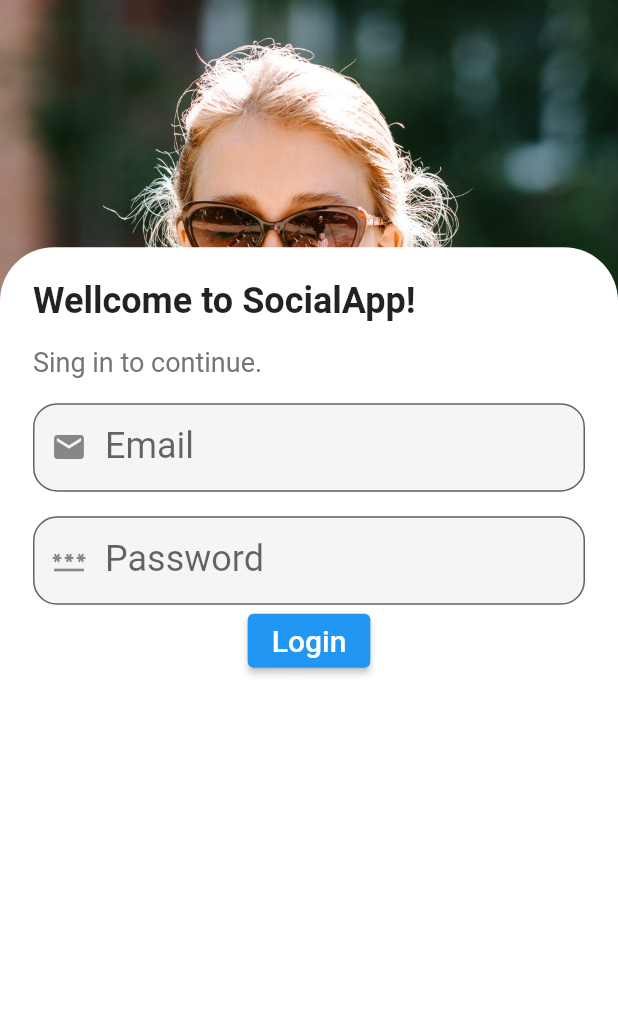
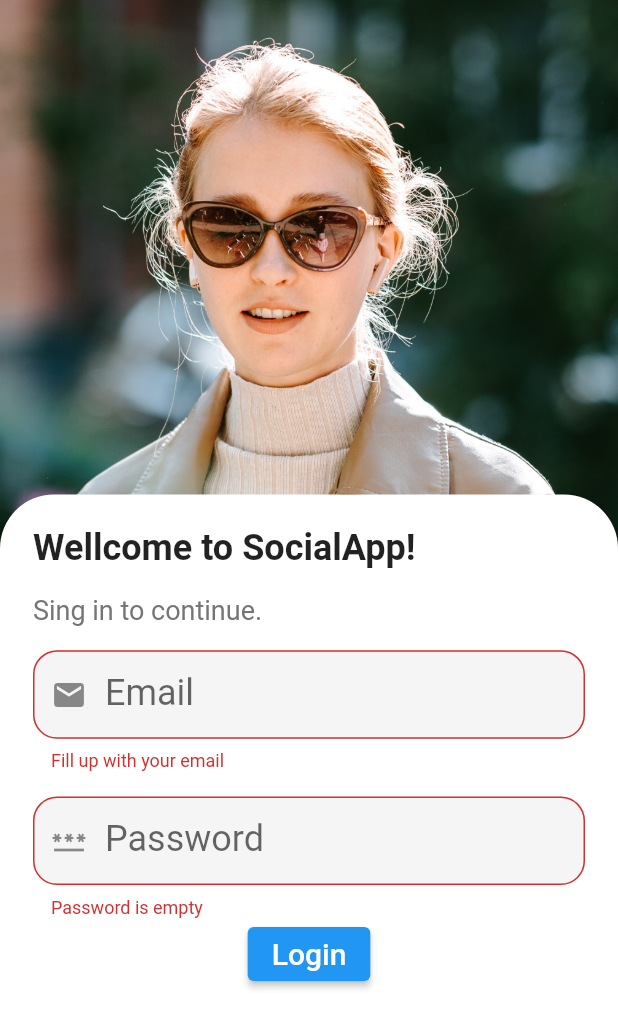
Before and after one commit to marufrobin/social_media, a Flutter app: the screen it shows after launch, after a tap on "Login", on a phone screen of 412 x 824 dp. Shown: the top 1028 px of the screen. Run offline on Flutter 3.47's test engine with Material 2 defaults, Android fonts, the phone set to English and light mode, and no system bars.

Commit message:
login page size to avoid bottom inset

```diff
--- a/lib/screen/home_page.dart
+++ b/lib/screen/home_page.dart
@@ -1,6 +1,7 @@
 import 'package:flutter/material.dart';
 import 'package:flutter/src/widgets/container.dart';
 import 'package:flutter/src/widgets/framework.dart';
+import 'package:social_media/screen/page2.dart';
 
 class HomePage extends StatefulWidget {
   const HomePage({super.key});
@@ -19,7 +20,7 @@ class _HomePageState extends State<HomePage> {
   Widget build(BuildContext context) {
     return SafeArea(
       child: Scaffold(
-        resizeToAvoidBottomInset: true,
+        resizeToAvoidBottomInset: false,
         // drawer: Drawer(),
         // endDrawer: MyDrawer(),
         // key: _scaffoldKey,
@@ -42,7 +43,7 @@ class _HomePageState extends State<HomePage> {
           child: Container(
             padding: EdgeInsets.all(22),
             margin:
-                EdgeInsets.only(top: MediaQuery.of(context).size.height * 0.2),
+                EdgeInsets.only(top: MediaQuery.of(context).size.height * 0.4),
             decoration: BoxDecoration(
                 color: Colors.white,
                 borderRadius: BorderRadius.only(
@@ -68,7 +69,18 @@ class _HomePageState extends State<HomePage> {
                     height: MediaQuery.of(context).size.height * 0.02,
                   ),
                   TextFormField(
-                    validator: (value) {},
+                    validator: (value) {
+                      var emailValid = RegExp(
+                              r"^[a-zA-Z0-9.a-zA-Z0-9.!#$%&'*+-/=?^_`{|}~]+@[a-zA-Z0-9]+\.[a-zA-Z]+")
+                          .hasMatch(value.toString());
+
+                      if (value!.isEmpty) {
+                        return "Fill up with your email";
+                      }
+                      if (emailValid == false) {
+                        return "Invalid email";
+                      }
+                    },
                     controller: emailController,
                     decoration: InputDecoration(
                         labelStyle: TextStyle(fontSize: 24),
@@ -96,6 +108,8 @@ class _HomePageState extends State<HomePage> {
                       }
                     },
                     controller: passwordController,
+                    obscureText: true,
+                    obscuringCharacter: "#",
                     decoration: InputDecoration(
                         labelStyle: TextStyle(fontSize: 24),
                         prefixIcon: Icon(Icons.password),
@@ -108,7 +122,13 @@ class _HomePageState extends State<HomePage> {
                   ),
                   Center(
                     child: ElevatedButton(
-                        onPressed: () {},
+                        onPressed: () {
+                          if (_formKey.currentState!.validate()) {
+                            Navigator.of(context).push(MaterialPageRoute(
+                                builder: (context) => Page2()));
+                          } else
+                            print("Somtthing prblem");
+                        },
                         // style: ButtonStyle(),
                         child: Text(
                           "Login",
--- /dev/null
+++ b/lib/screen/page2.dart
@@ -0,0 +1,12 @@
+import 'package:flutter/material.dart';
+
+class Page2 extends StatelessWidget {
+  const Page2({Key? key}) : super(key: key);
+
+  @override
+  Widget build(BuildContext context) {
+    return Container(
+      child: Text("Page2"),
+    );
+  }
+}
```
